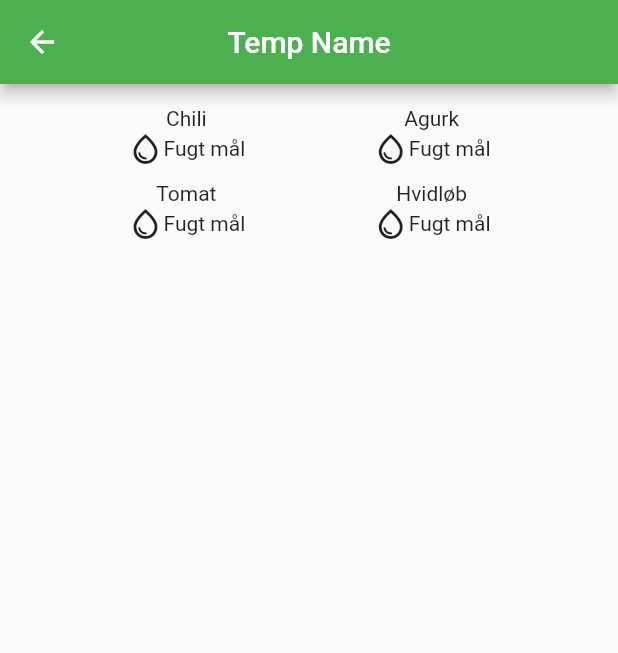
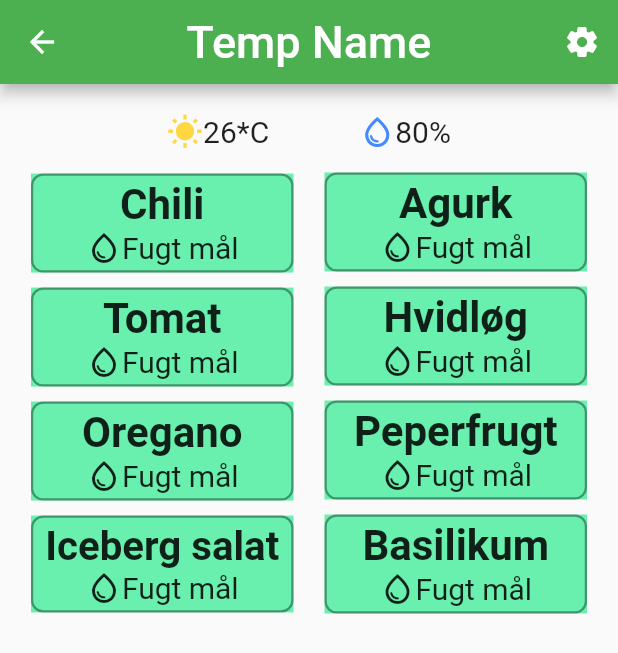
Before and after one commit to H5-BioVeg/BioVeg_App, a Flutter app: the GreenHouseScreen screen opened directly, on a phone screen of 412 x 824 dp. Shown: the top 653 px of the screen. Run offline on Flutter 3.47's test engine with Material 2 defaults, Android fonts, the phone set to English and light mode, and no system bars.

Commit message:
Greenhouse screen template v1.0 finished

```diff
--- a/lib/main.dart
+++ b/lib/main.dart
@@ -11,6 +11,7 @@ class FrontPage extends StatelessWidget {
   @override
   Widget build(BuildContext context) {
     return MaterialApp(
+      debugShowCheckedModeBanner: false,
       title: "Bioveg",
       theme: ThemeData(
         primarySwatch: Colors.green,
--- a/lib/screens/Greenhousescreen.dart
+++ b/lib/screens/Greenhousescreen.dart
@@ -11,25 +11,59 @@ class GreenHouseScreen extends StatelessWidget {
     return Scaffold(
       appBar: AppBar(
         centerTitle: true,
-        title: Text(houseName),
+        title: Text(style: TextStyle(fontSize: 30), houseName),
+        actions: [
+          IconButton(
+              icon: const Icon(Icons.settings_rounded),
+              onPressed: (() {
+                //Go to settings
+              })),
+        ],
       ),
       body: Container(
         child: Center(
           child: Padding(
             padding: const EdgeInsets.symmetric(vertical: 15),
+            child: Column(
+              children: [
+                //Header row with degrees and humidity
+                Padding(
+                  padding: const EdgeInsets.fromLTRB(0, 5, 0, 15),
                   child: Row(
+                    mainAxisAlignment: MainAxisAlignment.center,
+                    children: const [
+                      Icon(Icons.wb_sunny, color: Colors.amberAccent),
+                      Text(style: TextStyle(fontSize: 20), "26*C"),
+                      SizedBox(width: 60),
+                      Icon(Icons.water_drop_outlined, color: Colors.blueAccent),
+                      Text(style: TextStyle(fontSize: 20), "80%"),
+                    ],
+                  ),
+                ),
+                //Row for all the plants
+                Row(
                   mainAxisAlignment: MainAxisAlignment.spaceEvenly,
                   children: [
                     Column(children: const [
                       GhPlant(plantName: "Chili"),
                       SizedBox(height: 10),
                       GhPlant(plantName: "Tomat"),
+                      SizedBox(height: 10),
+                      GhPlant(plantName: "Oregano"),
+                      SizedBox(height: 10),
+                      GhPlant(plantName: "Iceberg salat"),
                     ]),
                     Column(
                       children: const [
                         GhPlant(plantName: "Agurk"),
                         SizedBox(height: 10),
-                    GhPlant(plantName: "Hvidløb"),
+                        GhPlant(plantName: "Hvidløg"),
+                        SizedBox(height: 10),
+                        GhPlant(plantName: "Peperfrugt"),
+                        SizedBox(height: 10),
+                        GhPlant(plantName: "Basilikum"),
+                      ],
+                    ),
                   ],
                 ),
               ],
--- a/lib/widgets/GhPlant.dart
+++ b/lib/widgets/GhPlant.dart
@@ -15,17 +15,40 @@ class GhPlant extends StatefulWidget {
 class _GhPlantState extends State<GhPlant> {
   @override
   Widget build(BuildContext context) {
-    return Container(
-      child: Column(
-        children: [
-          Text(widget.plantName),
-          Row(
+    //Ripple effect on click
+    return InkWell(
+      splashColor: Colors.white,
+      onTap: (() {
+        //Go to plant detailsx
+      }),
+      child: Ink(
+        color: Colors.greenAccent,
+        child: Container(
+          constraints: BoxConstraints(maxWidth: 175, minWidth: 140),
+          padding: const EdgeInsets.symmetric(horizontal: 8, vertical: 3),
+          decoration: BoxDecoration(
+              //Color needs to change depending on restrictions in the plant
+              border: Border.all(color: Colors.black38, width: 1.5),
+              borderRadius: BorderRadius.circular(8)),
+          //Set min width of columns
+          child: Column(
             children: [
-              Icon(Icons.water_drop_outlined),
-              Text("Fugt mål"),
+              FittedBox(
+                fit: BoxFit.fitWidth,
+                child: Text(
+                    style: TextStyle(fontSize: 28, fontWeight: FontWeight.bold),
+                    widget.plantName),
+              ),
+              Row(
+                mainAxisAlignment: MainAxisAlignment.center,
+                children: const [
+                  Icon(Icons.water_drop_outlined),
+                  Text(style: TextStyle(fontSize: 20), "Fugt mål"),
+                ],
+              ),
             ],
           ),
-        ],
+        ),
       ),
     );
   }
```
Lines whose indentation alone changed are shown as unchanged.
